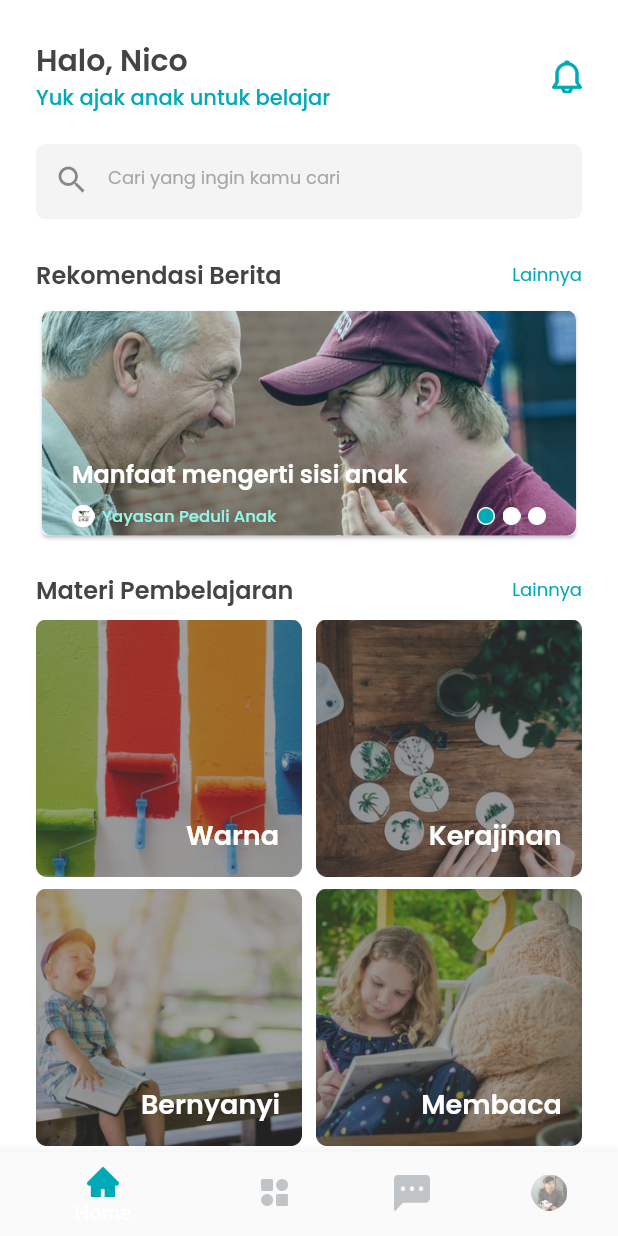
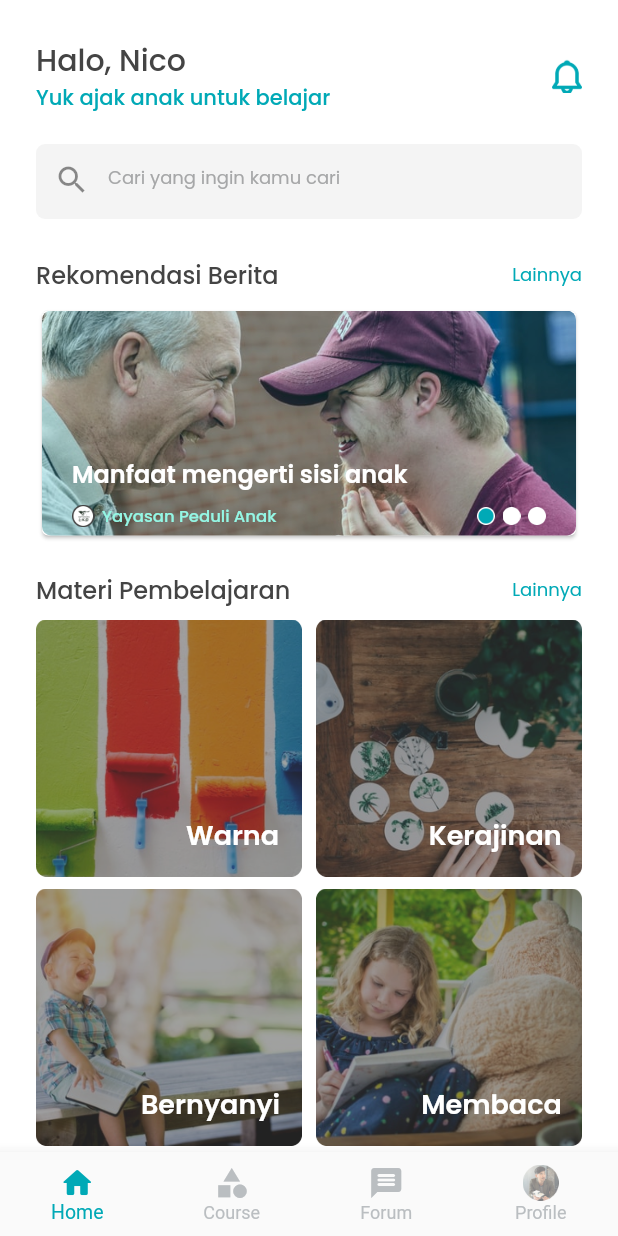
Before and after one commit to hananfarizta/BisaBelajar-Apps, a Flutter app: the SignIn screen opened directly, after a tap on "Continue", on a phone screen of 412 x 824 dp. Run offline on Flutter 3.47's test engine with Material 2 defaults, Android fonts, the phone set to English and light mode, and no system bars; our stand-ins replace google_fonts.

Commit message:
update card home

```diff
--- /dev/null
+++ b/flutter_application_1/lib/models/bottomnavigatorbar.dart
@@ -0,0 +1,56 @@
+import 'package:flutter/material.dart';
+import 'package:flutter_application_1/pages/home.dart';
+import 'package:flutter_application_1/pages/onboarding3.dart';
+import 'package:flutter_application_1/pages/sign_in.dart';
+import 'package:flutter_application_1/pages/welcome.dart';
+import 'package:flutter_application_1/theme.dart';
+
+class BottomNavbar extends StatefulWidget {
+  const BottomNavbar({ Key? key }) : super(key: key);
+
+  @override
+  _BottomNavbarState createState() => _BottomNavbarState();
+}
+
+class _BottomNavbarState extends State<BottomNavbar> {
+  int currentIndex = 0;
+  final screens = [
+    Home(),
+    Welcome(),
+    OnBoarding3(),
+    SignIn(),
+  ];
+  @override
+  Widget build(BuildContext context) {
+    return Scaffold(
+      body: screens[currentIndex],
+      bottomNavigationBar: BottomNavigationBar(
+        type: BottomNavigationBarType.fixed,
+        currentIndex: currentIndex,
+        iconSize: 24,
+        selectedFontSize: 13,
+        selectedItemColor: cyanColor,
+        unselectedItemColor: Color(0xffBABEC1),
+        onTap: (index) => setState(() => currentIndex = index),
+       items: [
+         BottomNavigationBarItem(
+           icon: Icon(Icons.home_rounded),
+           label: 'Home',
+         ),
+         BottomNavigationBarItem(
+           icon: Icon(Icons.category),
+           label: 'Course',
+         ),
+         BottomNavigationBarItem(
+           icon: Icon(Icons.message_rounded),
+           label: 'Forum',
+         ),
+         BottomNavigationBarItem(
+           icon: Image.asset('assets/profile_icon.png', height: 24,),
+           label: 'Profile',
+         ),
+       ],
+     ),
+    );
+  }
+}
--- a/flutter_application_1/lib/pages/home.dart
+++ b/flutter_application_1/lib/pages/home.dart
@@ -1,4 +1,8 @@
 import 'package:flutter/material.dart';
+import 'package:flutter_application_1/pages/berita.dart';
+import 'package:flutter_application_1/pages/onboarding3.dart';
+import 'package:flutter_application_1/pages/sign_in.dart';
+import 'package:flutter_application_1/pages/welcome.dart';
 import 'package:flutter_application_1/theme.dart';
 
 class Home extends StatefulWidget {
@@ -87,6 +91,10 @@ class _HomeState extends State<Home> {
             ),
             Padding(
               padding: const EdgeInsets.symmetric(horizontal: 24),
+              child: InkWell(
+                onTap:() {
+                  Navigator.push(context, MaterialPageRoute(builder: (context)=> Berita()));
+                },
                 child: Card(
                   child: Container(
                     height: 150,
@@ -146,6 +154,7 @@ class _HomeState extends State<Home> {
                                   ],
                                 )
                               ],
+                            ),
                           ),
                   ),
                 ),
@@ -257,27 +266,6 @@ class _HomeState extends State<Home> {
         ),
 
       ),
-      bottomNavigationBar: BottomNavigationBar(
-       currentIndex: 0, // this will be set when a new tab is tapped
-       items: [
-         BottomNavigationBarItem(
-           icon: Image.asset('assets/home_icon.png', height: 24,),
-           title: Text('Home'),
-         ),
-         BottomNavigationBarItem(
-           icon: Image.asset('assets/course_icon.png', height: 24,),
-           title: Text('Messages'),
-         ),
-         BottomNavigationBarItem(
-           icon: Image.asset('assets/forum_icon.png', height: 24,),
-           title: Text('Forum')
-         ),
-         BottomNavigationBarItem(
-           icon: Image.asset('assets/profile_icon.png', height: 24,),
-           title: Text('Profile')
-         )
-       ],
-     ),
     );
   }
 }
--- a/flutter_application_1/lib/pages/sign_in.dart
+++ b/flutter_application_1/lib/pages/sign_in.dart
@@ -1,4 +1,5 @@
 import 'package:flutter/material.dart';
+import 'package:flutter_application_1/models/bottomnavigatorbar.dart';
 import 'package:flutter_application_1/pages/home.dart';
 import 'package:flutter_application_1/pages/sign_up.dart';
 import 'package:flutter_application_1/theme.dart';
@@ -100,7 +101,7 @@ class SignIn extends StatelessWidget {
                             style: whiteSBTextStyle.copyWith(fontSize: 18),
                           ),
                           onPressed: () {
-                            Navigator.push(context, MaterialPageRoute(builder: (context)=> Home()));
+                            Navigator.push(context, MaterialPageRoute(builder: (context)=> BottomNavbar()));
                           },
                           style: ButtonStyle(
                             backgroundColor: MaterialStateProperty.resolveWith<Color>(
```
Also changed, not shown: flutter_application_1/lib/pages/berita.dart (added, +364 -0 lines), flutter_application_1/lib/theme.dart (+8 -1 lines), flutter_application_1/assets/foto.png (added), flutter_application_1/assets/home_icon.png, flutter_application_1/assets/mail.png (added), flutter_application_1/assets/yayasan peduli anak.png. Lines whose indentation alone changed are shown as unchanged.
